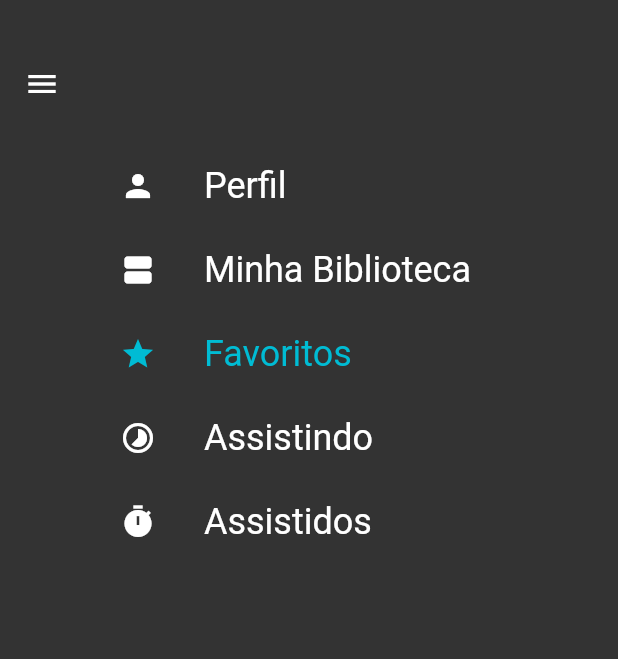
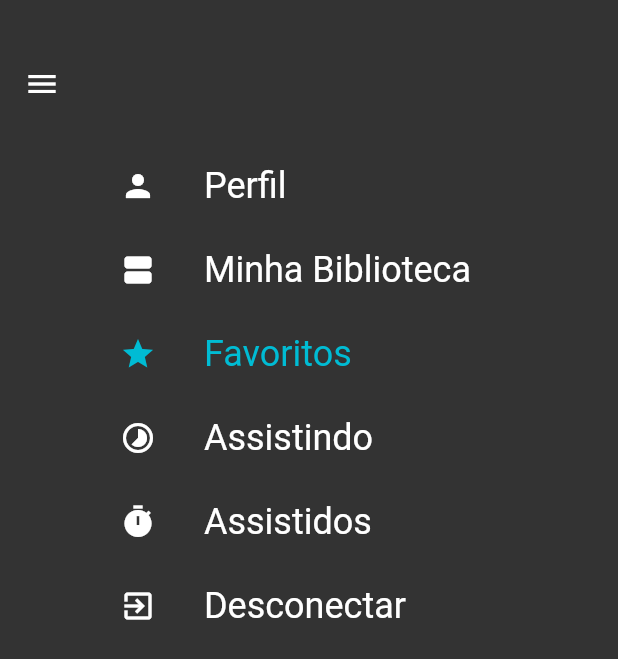
Before and after one commit to NHDrizzt/flutter_app, a Flutter app: the Perfil widget shown alone on an empty page, opened directly, after a tap on the "menu" icon, on a phone screen of 412 x 824 dp. Shown: the top 659 px of the screen. Run offline on Flutter 3.47's test engine with Material 2 defaults, Android fonts, the phone set to English and light mode, and no system bars; our stand-ins replace cloud_firestore, curved_navigation_bar, firebase_auth, line_icons; accounts and stored records are empty; network calls fail.

Commit message:
Drawer+MinhaBiblioteca+LogicaDeRotas.

```diff
--- a/lib/pages/Perfil.dart
+++ b/lib/pages/Perfil.dart
@@ -1,4 +1,5 @@
 import 'package:flutter/material.dart';
+import 'package:flutter_app/main.dart';
 import 'package:flutter_app/pages/Login.dart';
 import 'package:flutter_app/pages/PerfilGui.dart';
 import 'dart:math';
@@ -180,6 +181,11 @@ class _PerfilState extends State<Perfil> with SingleTickerProviderStateMixin {
         "title": "Assistidos",
         "color": Colors.white,
       },
+      {
+        "icon": Icons.exit_to_app,
+        "title": "Desconectar",
+        "color": Colors.white,
+      },
 
     ];
 
@@ -210,10 +216,10 @@ class _PerfilState extends State<Perfil> with SingleTickerProviderStateMixin {
                       MaterialPageRoute(builder: (context) => Guillotine()),
                     );
                   }
-                else if(menuItem["title"] == "Favoritos"){
+                else if(menuItem["title"] == "Desconectar"){
                     Navigator.push(
                       context,
-                      MaterialPageRoute(builder: (context) => LoginPage()),
+                      MaterialPageRoute(builder: (context) => BottomNavBar()),
                     );
                   }
                 },
```
